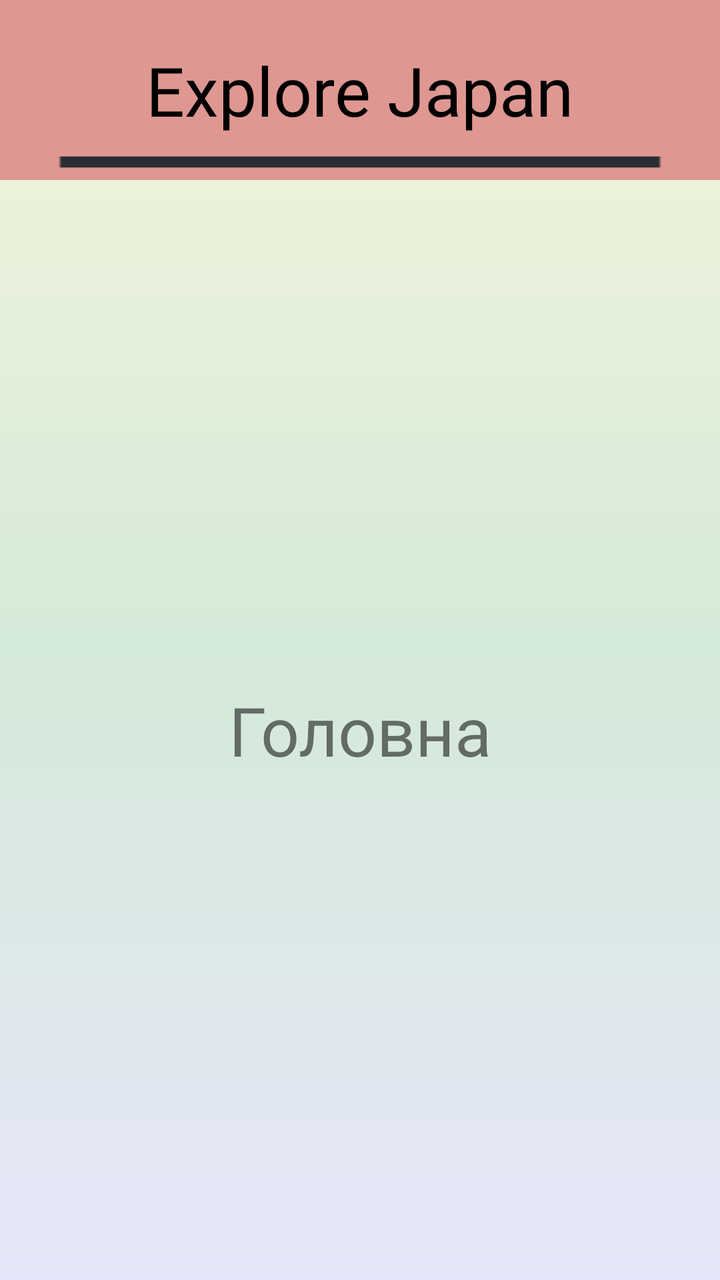
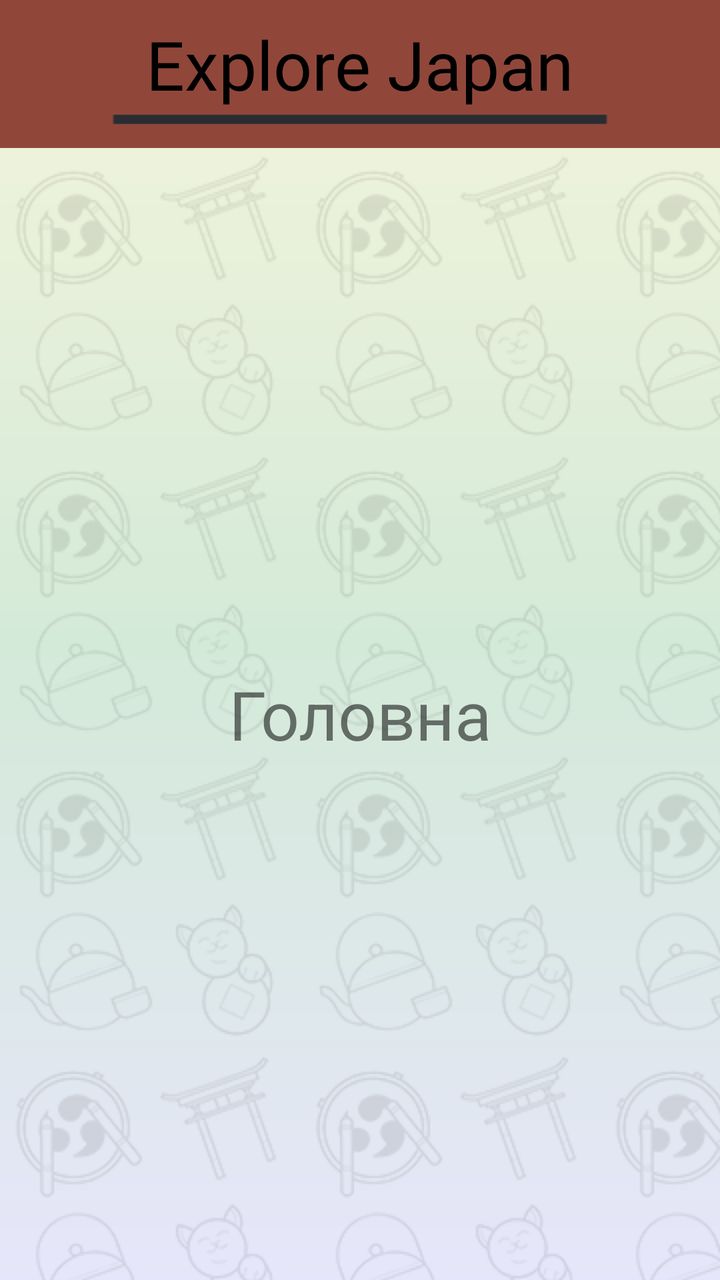

Compare the two renders of this Android layout. The source of the first and the diff that turns it into the second are given below.
<!-- AndroidManifest.xml: application theme Theme.ExploreJapanApp -->
<!-- res/layout/fragment__home.xml -->
<?xml version="1.0" encoding="utf-8"?>
<androidx.constraintlayout.widget.ConstraintLayout xmlns:android="http://schemas.android.com/apk/res/android"
    xmlns:app="http://schemas.android.com/apk/res-auto"
    xmlns:tools="http://schemas.android.com/tools"
    android:layout_width="match_parent"
    android:layout_height="match_parent"
    android:background="@drawable/gradient_background"
    android:orientation="vertical">

    

    <androidx.constraintlayout.widget.ConstraintLayout
        android:id="@+id/header"
        android:layout_width="match_parent"
        android:layout_height="90dp"
        android:background="@color/red2"
        app:layout_constraintTop_toTopOf="parent"
        tools:layout_editor_absoluteX="0dp">

        <ImageView
            android:id="@+id/top_line"
            android:layout_width="200dp"
            android:layout_height="wrap_content"
            android:layout_marginTop="72dp"
            android:scaleX="5"
            android:scaleY="1"
            android:src="@drawable/horizontal_line"
            app:layout_constraintBottom_toBottomOf="parent"
            app:layout_constraintEnd_toEndOf="parent"
            app:layout_constraintStart_toStartOf="parent"
            app:layout_constraintTop_toTopOf="parent" />

        <TextView
            android:id="@+id/Title"
            android:layout_width="wrap_content"
            android:layout_height="wrap_content"
            android:fontFamily="@font/fjord_one"
            android:gravity="center_vertical"
            android:text="@string/app_name"
            android:textColor="@color/black"
            android:textSize="34sp"
            app:layout_constraintBottom_toBottomOf="parent"
            app:layout_constraintEnd_toEndOf="parent"
            app:layout_constraintStart_toStartOf="parent"
            app:layout_constraintTop_toTopOf="parent" />

    </androidx.constraintlayout.widget.ConstraintLayout>

    <TextView
        android:id="@+id/textView"
        android:layout_width="wrap_content"
        android:layout_height="wrap_content"
        android:text="@string/home"
        android:textSize="34sp"
        app:layout_constraintBottom_toBottomOf="parent"
        app:layout_constraintEnd_toEndOf="parent"
        app:layout_constraintStart_toStartOf="parent"
        app:layout_constraintTop_toBottomOf="@+id/header" />

</androidx.constraintlayout.widget.ConstraintLayout>
<!-- resources referenced by this layout -->
<resources>
  <color name="black">#FF000000</color>
  <color name="red2">#DF9791</color>
  <!-- drawable gradient_background (drawable) -->
  <?xml version="1.0" encoding="utf-8"?>
  <shape xmlns:android="http://schemas.android.com/apk/res/android">
      <gradient
          android:startColor="@color/cream_washi"
      android:centerColor="@color/pastel_green_tea"
      android:endColor="@color/lavender"
      android:angle="145" />
  </shape>
  <!-- drawable horizontal_line: png bitmap (drawable, 2576 bytes) -->
  <string name="app_name">Explore Japan</string>
  <string name="home">Головна</string>
  <style name="Theme.ExploreJapanApp" parent="Theme.MaterialComponents.Light.NoActionBar">
          <item name="colorPrimary">@color/black</item>
          <item name="colorSecondary">@color/black</item>
          <item name="colorOnPrimary">@android:color/white</item>
          <item name="colorOnSecondary">@android:color/white</item>
          <item name="android:statusBarColor">@color/black</item>
      </style>
  <color name="cream_washi">#F5F5DC</color>
  <color name="pastel_green_tea">#D4EAD8</color>
  <color name="lavender">#E6E6FA</color>
</resources>

<!-- the commit's change to res/layout/fragment__home.xml (unified diff, before → after) -->
@@ -12,8 +12,8 @@
     <androidx.constraintlayout.widget.ConstraintLayout
         android:id="@+id/header"
         android:layout_width="match_parent"
-        android:layout_height="90dp"
-        android:background="@color/red2"
+        android:layout_height="74dp"
+        android:background="@color/grad3"
         app:layout_constraintTop_toTopOf="parent"
         tools:layout_editor_absoluteX="0dp">
 
@@ -21,7 +21,7 @@
             android:id="@+id/top_line"
             android:layout_width="200dp"
             android:layout_height="wrap_content"
-            android:layout_marginTop="72dp"
+            android:layout_marginTop="45dp"
             android:scaleX="5"
             android:scaleY="1"
             android:src="@drawable/horizontal_line"
@@ -34,6 +34,7 @@
             android:id="@+id/Title"
             android:layout_width="wrap_content"
             android:layout_height="wrap_content"
+            android:layout_marginBottom="10dp"
             android:fontFamily="@font/fjord_one"
             android:gravity="center_vertical"
             android:text="@string/app_name"
<!-- resource entries referenced after the edit -->
@@ -1,16 +1,28 @@
 <!-- resources referenced by this layout -->
 <resources>
   <color name="black">#FF000000</color>
-  <color name="red2">#DF9791</color>
+  <color name="grad3">#90473A</color>
   <!-- drawable gradient_background (drawable) -->
   <?xml version="1.0" encoding="utf-8"?>
-  <shape xmlns:android="http://schemas.android.com/apk/res/android">
-      <gradient
-          android:startColor="@color/cream_washi"
-      android:centerColor="@color/pastel_green_tea"
-      android:endColor="@color/lavender"
-      android:angle="145" />
-  </shape>
+  <layer-list xmlns:android="http://schemas.android.com/apk/res/android">
+      
+      <item>
+          <shape>
+              <gradient
+                  android:startColor="@color/cream_washi"
+                  android:centerColor="@color/pastel_green_tea"
+                  android:endColor="@color/lavender"
+                  android:angle="145" />
+          </shape>
+      </item>
+      
+      <item>
+          <bitmap
+              android:src="@drawable/icons"
+              android:tileMode="repeat"
+              android:alpha="0.1" />
+      </item>
+  </layer-list>
   <!-- drawable horizontal_line: png bitmap (drawable, 2576 bytes) -->
   <string name="app_name">Explore Japan</string>
   <string name="home">Головна</string>
@@ -24,5 +36,6 @@
   <color name="cream_washi">#F5F5DC</color>
   <color name="pastel_green_tea">#D4EAD8</color>
   <color name="lavender">#E6E6FA</color>
+  <!-- drawable icons: png bitmap (drawable, 9928 bytes) -->
 </resources>
 
